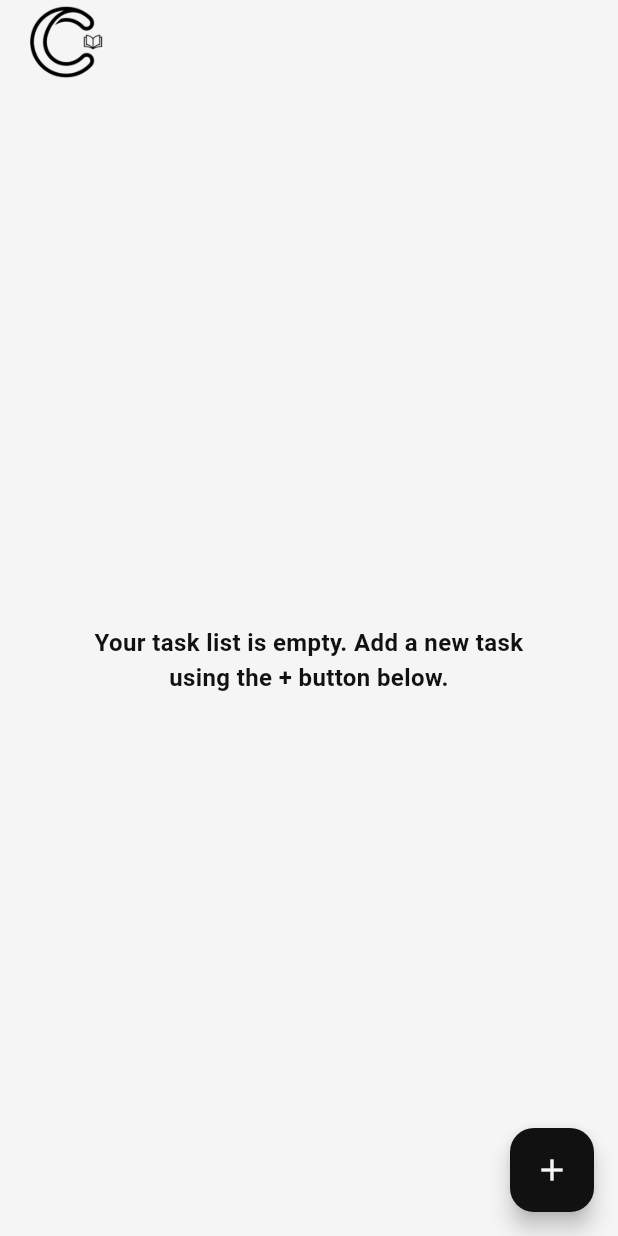
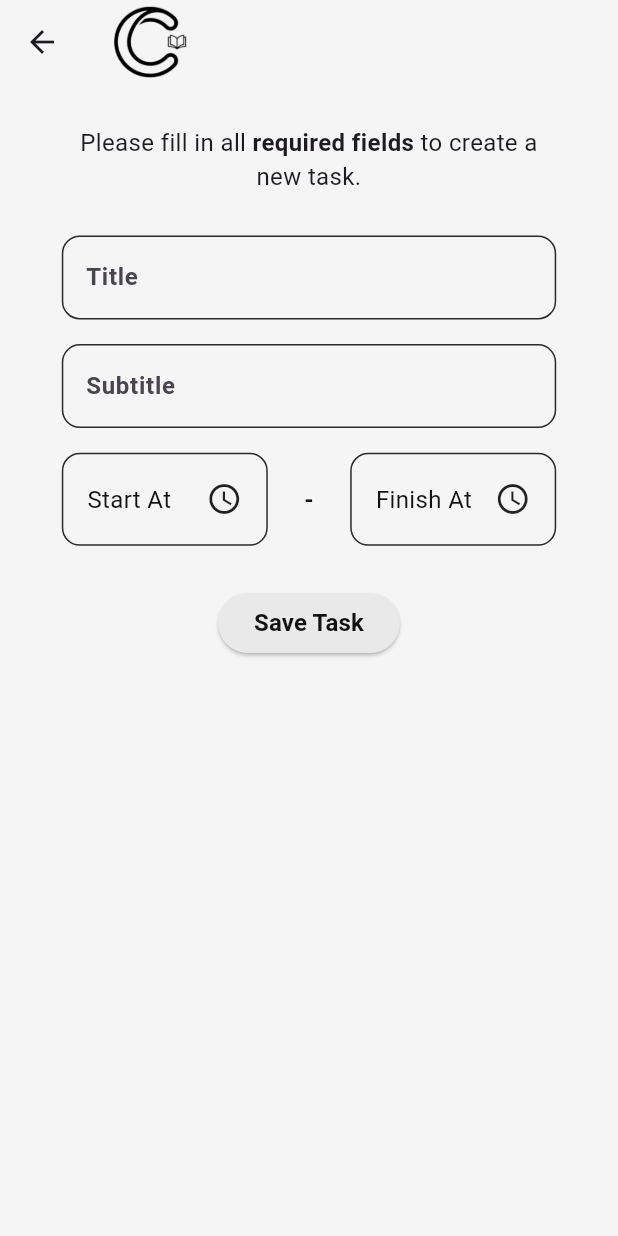
Before and after one commit to andika-putra36/commit_app, a Flutter app: the screen it shows after launch, after a tap on the "add" icon, on a phone screen of 412 x 824 dp. Run offline on Flutter 3.47's test engine with Material 3 defaults, Android fonts, the phone set to English and light mode, and no system bars; network calls fail.

Commit message:
task create screen is done

```diff
--- a/lib/main.dart
+++ b/lib/main.dart
@@ -1,8 +1,8 @@
-import 'package:commit_app/providers/task_provider.dart';
+import './providers/task_provider.dart';
+import './screens/task_detail_screen.dart';
+import './screens/task_create_screen.dart';
 import 'package:provider/provider.dart';
-
 import './screens/task_list_screen.dart';
-
 import './theme/app_theme.dart';
 import 'package:flutter/material.dart';
 
@@ -21,6 +21,12 @@ class CommitApp extends StatelessWidget {
         debugShowCheckedModeBanner: false,
         theme: AppTheme.lightTheme,
         home: TaskListScreen(),
+        initialRoute: TaskListScreen.routeName,
+        routes: {
+          TaskListScreen.routeName: (context) => TaskListScreen(),
+          TaskDetailScreen.routeName: (context) => TaskDetailScreen(),
+          TaskCreateScreen.routeName: (context) => TaskCreateScreen(),
+        },
       ),
     );
   }
--- /dev/null
+++ b/lib/models/create_task_request.dart
@@ -0,0 +1,13 @@
+class CreateTaskRequest {
+  final String title;
+  final String subtitle;
+  final String startAt;
+  final String finishAt;
+
+  CreateTaskRequest({
+    required this.title,
+    required this.subtitle,
+    required this.startAt,
+    required this.finishAt,
+  });
+}
--- a/lib/providers/task_provider.dart
+++ b/lib/providers/task_provider.dart
@@ -12,6 +12,7 @@ class TaskProvider with ChangeNotifier {
 
   Future<void> getTasks() async {
     try {
+      // print('getTasks()');
       Uri url = Uri.parse(ApiConstants.getTasks);
 
       final httpResponse = await http.get(url);
--- /dev/null
+++ b/lib/screens/task_create_screen.dart
@@ -0,0 +1,246 @@
+import 'package:commit_app/theme/app_color.dart';
+import 'package:commit_app/theme/app_theme.dart';
+import 'package:commit_app/utils/app_size.dart';
+import 'package:commit_app/widgets/divider.dart';
+
+import '../widgets/master_base_screen.dart';
+import 'package:flutter/material.dart';
+
+class TaskCreateScreen extends StatefulWidget {
+  const TaskCreateScreen({super.key});
+
+  static const routeName = '/task-input';
+
+  @override
+  State<TaskCreateScreen> createState() => _TaskCreateScreenState();
+}
+
+class _TaskCreateScreenState extends State<TaskCreateScreen> {
+  final TextEditingController _titleController = TextEditingController();
+  final TextEditingController _subtitleController = TextEditingController();
+  final TextEditingController _startAtController = TextEditingController();
+  final TextEditingController _finishAtController = TextEditingController();
+
+  TimeOfDay? _selectedStartAt;
+  TimeOfDay? _selectedFinishAt;
+
+  Future<void> _pickTime({required void Function(TimeOfDay) onPicked}) async {
+    final TimeOfDay? picked = await showTimePicker(
+      context: context,
+      initialTime: TimeOfDay.now(),
+    );
+
+    if (picked != null) {
+      setState(() {
+        onPicked(picked);
+      });
+    }
+  }
+
+  @override
+  void dispose() {
+    _titleController.dispose();
+    _subtitleController.dispose();
+    _startAtController.dispose();
+    _finishAtController.dispose();
+
+    super.dispose();
+  }
+
+  bool _isLoading = false;
+
+  @override
+  Widget build(BuildContext context) {
+    return MasterBasePage(
+      masterChild: SizedBox(
+        // height: AppSize.bodyHeight(context) / 1.8,
+        child: Column(
+          // mainAxisAlignment: MainAxisAlignment.spaceBetween,
+          crossAxisAlignment: CrossAxisAlignment.center,
+          children: [
+            Container(
+              padding: EdgeInsets.only(
+                // left: AppSize.screenWidth(context) / 10,
+                // right: AppSize.screenWidth(context) / 10,
+                // top: AppSize.screenWidth(context) / 15,
+                bottom: AppSize.screenWidth(context) / 15,
+              ),
+              child: Center(
+                child: Text.rich(
+                  TextSpan(
+                    style: AppTheme.lightTheme.textTheme.titleSmall,
+                    children: [
+                      TextSpan(text: 'Please fill in all '),
+                      TextSpan(
+                        text: 'required fields',
+                        style: TextStyle(fontWeight: FontWeight.bold),
+                      ),
+                      TextSpan(text: ' to create a new task.'),
+                    ],
+                  ),
+                  textAlign: TextAlign.center,
+                ),
+              ),
+            ),
+            TextFormString(
+              textController: _titleController,
+              labelText: 'Title',
+            ),
+            CleanDividerSmall(),
+            TextFormString(
+              textController: _subtitleController,
+              labelText: 'Subtitle',
+            ),
+            CleanDividerSmall(),
+            Row(
+              mainAxisAlignment: MainAxisAlignment.spaceBetween,
+              crossAxisAlignment: CrossAxisAlignment.center,
+              children: [
+                SizedBox(
+                  width: AppSize.screenWidth(context) / 3,
+                  child: GestureDetector(
+                    onTap: () {
+                      _pickTime(
+                        onPicked: (time) {
+                          _selectedStartAt = time;
+                          print(formatTimeOfDay(_selectedStartAt!));
+                        },
+                      );
+                    },
+                    child: Container(
+                      width: double.infinity,
+                      padding: const EdgeInsets.symmetric(
+                        horizontal: 16,
+                        vertical: 18,
+                      ),
+                      decoration: BoxDecoration(
+                        border: Border.all(color: AppColor.border),
+                        borderRadius: BorderRadius.circular(12),
+                      ),
+                      child: Row(
+                        mainAxisAlignment: MainAxisAlignment.spaceBetween,
+                        children: [
+                          Text(
+                            _selectedStartAt == null
+                                ? 'Start At'
+                                : _selectedStartAt!.format(context),
+                          ),
+                          const Icon(Icons.access_time),
+                        ],
+                      ),
+                    ),
+                  ),
+                ),
+                Text(' - ', style: AppTheme.lightTheme.textTheme.bodyLarge),
+                SizedBox(
+                  width: AppSize.screenWidth(context) / 3,
+                  child: GestureDetector(
+                    onTap: () {
+                      _pickTime(
+                        onPicked: (time) {
+                          _selectedFinishAt = time;
+                        },
+                      );
+                    },
+                    child: Container(
+                      width: double.infinity,
+                      padding: const EdgeInsets.symmetric(
+                        horizontal: 16,
+                        vertical: 18,
+                      ),
+                      decoration: BoxDecoration(
+                        border: Border.all(color: AppColor.border),
+                        borderRadius: BorderRadius.circular(12),
+                      ),
+                      child: Row(
+                        mainAxisAlignment: MainAxisAlignment.spaceBetween,
+                        children: [
+                          Text(
+                            _selectedFinishAt == null
+                                ? 'Finish At'
+                                : _selectedFinishAt!.format(context),
+                          ),
+                          const Icon(Icons.access_time),
+                        ],
+                      ),
+                    ),
+                  ),
+                ),
+              ],
+            ),
+            CleanDivider(),
+            _isLoading
+                ? CircularProgressIndicator(
+                    strokeWidth: 3,
+                    color: AppColor.textPrimary,
+                  )
+                : ElevatedButton(
+                    onPressed: () {},
+                    style: ElevatedButton.styleFrom(
+                      backgroundColor: AppColor.background,
+                      foregroundColor: AppColor.border,
+                      surfaceTintColor: AppColor.textPrimary,
+                    ),
+                    child: Text(
+                      'Save Task',
+                      style: AppTheme.lightTheme.textTheme.bodyLarge,
+                    ),
+                  ),
+          ],
+        ),
+      ),
+    );
+  }
+}
+
+class TextFormString extends StatelessWidget {
+  final TextEditingController textController;
+  final int? maxLines;
+  final String? labelText;
+  final String? Function(String?)? validator;
+
+  const TextFormString({
+    super.key,
+    required this.textController,
+    this.maxLines,
+    this.labelText,
+    this.validator,
+  });
+
+  @override
+  Widget build(BuildContext context) {
+    return TextFormField(
+      controller: textController,
+      maxLines: maxLines ?? 1,
+      decoration: InputDecoration(
+        labelText: labelText ?? '',
+        border: OutlineInputBorder(),
+        enabledBorder: OutlineInputBorder(
+          borderSide: BorderSide(color: AppColor.border),
+          borderRadius: BorderRadius.circular(12),
+        ),
+        focusedBorder: OutlineInputBorder(
+          borderSide: BorderSide(color: AppColor.border, width: 2),
+          borderRadius: BorderRadius.circular(12),
+        ),
+        floatingLabelStyle: TextStyle(color: Colors.black),
+      ),
+      cursorColor: AppColor.border,
+      style: AppTheme.lightTheme.textTheme.bodyMedium,
+      validator: validator,
+      // (value) {
+      //   if (value == null || value.trim().isEmpty) {
+      //     return 'Title is required';
+      //   }
+      //   return null;
+      // },
+    );
+  }
+}
+
+String formatTimeOfDay(TimeOfDay time) {
+  final hour = time.hour.toString().padLeft(2, '0');
+  final minute = time.minute.toString().padLeft(2, '0');
+
+  return '$hour:$minute:00';
+}
--- /dev/null
+++ b/lib/screens/task_detail_screen.dart
@@ -0,0 +1,18 @@
+import '../widgets/master_base_screen.dart';
+import 'package:flutter/material.dart';
+
+class TaskDetailScreen extends StatefulWidget {
+  const TaskDetailScreen({super.key});
+
+  static const routeName = '/task-detail';
+
+  @override
+  State<TaskDetailScreen> createState() => _TaskDetailScreenState();
+}
+
+class _TaskDetailScreenState extends State<TaskDetailScreen> {
+  @override
+  Widget build(BuildContext context) {
+    return MasterBasePage(masterChild: Container());
+  }
+}
--- a/lib/screens/task_list_screen.dart
+++ b/lib/screens/task_list_screen.dart
@@ -1,14 +1,15 @@
-import 'package:commit_app/theme/app_icon_size.dart';
+import 'package:commit_app/screens/task_create_screen.dart';
 
+import '../screens/task_detail_screen.dart';
+import '../theme/app_icon_size.dart';
+import '../widgets/master_base_screen.dart';
 import '../widgets/divider.dart';
-
 import '../providers/task_provider.dart';
 import 'package:provider/provider.dart';
 import '../models/task.dart';
 import '../theme/app_color.dart';
 import '../theme/app_theme.dart';
 import '../utils/app_size.dart';
-import '../widgets/master_app_bar.dart';
 import 'package:flutter/material.dart';
 
 class TaskListScreen extends StatefulWidget {
@@ -33,111 +34,23 @@ class _TaskListScreenState extends State<TaskListScreen> {
     }
   }
 
-  // @override
-  // void initState() {
-  //   // TODO: implement initState
-  //   super.initState();
-  //   print('Test');
-  //   Provider.of<TaskProvider>(context, listen: false).getTasks();
-  // }
-
   @override
   Widget build(BuildContext context) {
     final taskProvider = Provider.of<TaskProvider>(context);
-    // List<Task> tasks = [
-    //   Task(
-    //     id: '1',
-    //     title: 'Study Postgresql',
-    //     subtitle: 'Data will be stored in Postgre',
-    //     startAt: '09:00:00',
-    //     finishAt: '13:00:00',
-    //     isDone: false,
-    //     createdAt: DateTime.now(),
-    //     updatedAt: DateTime.now(),
-    //   ),
-    //   Task(
-    //     id: '2',
-    //     title: 'Study Go',
-    //     subtitle: 'Data will be transmitted through Go',
-    //     startAt: '13:30:00',
-    //     finishAt: '16:00:00',
-    //     isDone: false,
-    //     createdAt: DateTime.now(),
-    //     updatedAt: DateTime.now(),
-    //   ),
-    //   Task(
-    //     id: '3',
-    //     title: 'Study Flutter',
-    //     subtitle: 'Data will be shown in Flutter (Mobile)',
-    //     startAt: '16:30:00',
-    //     finishAt: '19:00:00',
-    //     isDone: false,
-    //     createdAt: DateTime.now(),
-    //     updatedAt: DateTime.now(),
-    //   ),
-    //   // Task(
-    //   //   id: '1',
-    //   //   title: 'Study Postgresql',
-    //   //   subtitle: 'Data will be stored in Postgre',
-    //   //   startAt: '09:00:00',
-    //   //   finishAt: '13:00:00',
-    //   //   isDone: false,
-    //   //   createdAt: DateTime.now(),
-    //   //   updatedAt: DateTime.now(),
-    //   // ),
-    //   // Task(
-    //   //   id: '2',
-    //   //   title: 'Study Go',
-    //   //   subtitle: 'Data will be transmitted through Go',
-    //   //   startAt: '13:30:00',
-    //   //   finishAt: '16:00:00',
-    //   //   isDone: false,
-    //   //   createdAt: DateTime.now(),
-    //   //   updatedAt: DateTime.now(),
-    //   // ),
-    //   // Task(
-    //   //   id: '3',
-    //   //   title: 'Study Flutter',
-    //   //   subtitle: 'Data will be shown in Flutter (Mobile)',
-    //   //   startAt: '16:30:00',
-    //   //   finishAt: '19:00:00',
-    //   //   isDone: false,
-    //   //   createdAt: DateTime.now(),
-    //   //   updatedAt: DateTime.now(),
-    //   // ),
-    // ];
 
-    return Scaffold(
-      appBar: MasterAppBar(title: 'Commit'),
-      body: RefreshIndicator(
-        color: AppColor.background,
-        backgroundColor: AppColor.textPrimary,
+    return MasterBasePage(
       onRefresh: () async {
         Provider.of<TaskProvider>(context, listen: false).getTasks();
       },
-        child: SizedBox(
-          height: AppSize.bodyHeight(context),
-          width: AppSize.screenWidth(context),
-          // color: Colors.amber,
-          // padding: EdgeInsets.all(20),
-          child: Scrollbar(
-            thumbVisibility: true,
-            child: SingleChildScrollView(
-              physics: AlwaysScrollableScrollPhysics(),
-              child:
+      masterChild:
           taskProvider.countTasks !=
               0 //tasks.isNotEmpty
           ? TaskView(tasks: taskProvider.tasks)
           : EmptyTaskView(),
-            ),
-          ),
-        ),
-      ),
-      floatingActionButton: FloatingActionButton(
-        onPressed: () {},
-        child: Icon(Icons.add),
-      ),
-      floatingActionButtonLocation: FloatingActionButtonLocation.endFloat,
+      floatingActionButton: () {
+        Navigator.of(context).pushNamed(TaskCreateScreen.routeName);
+      },
+      floatingActionButtonChild: Icon(Icons.add),
     );
   }
 }
@@ -155,9 +68,9 @@ class TaskView extends StatelessWidget {
       children: [
         Container(
           padding: EdgeInsets.only(
-            left: AppSize.screenWidth(context) / 10,
-            right: AppSize.screenWidth(context) / 10,
-            top: AppSize.screenWidth(context) / 15,
+            // left: AppSize.screenWidth(context) / 10,
+            // right: AppSize.screenWidth(context) / 10,
+            // top: AppSize.screenWidth(context) / 15,
             bottom: AppSize.screenWidth(context) / 15,
           ),
           child: Center(
@@ -183,7 +96,7 @@ class TaskView extends StatelessWidget {
             Column(
               children: [
                 TaskCard(tasks: tasks, index: i),
-                CleanDivider(),
+                // CleanDivider(),
               ],
             )
           else
@@ -203,13 +116,17 @@ class TaskCard extends StatelessWidget {
 
   @override
   Widget build(BuildContext context) {
-    return Container(
+    return TextButton(
+      onPressed: () {
+        Navigator.of(context).pushNamed(TaskDetailScreen.routeName);
+      },
+      child: Container(
         // height: AppSize.screenHeight(context) / 5,
         width: AppSize.screenWidth(context),
-      margin: EdgeInsets.only(
-        left: AppSize.screenWidth(context) / 10,
-        right: AppSize.screenWidth(context) / 10,
-      ),
+        // margin: EdgeInsets.only(
+        //   left: AppSize.screenWidth(context) / 15,
+        //   right: AppSize.screenWidth(context) / 15,
+        // ),
         padding: EdgeInsets.only(
           left: AppSize.screenWidth(context) / 15,
           right: AppSize.screenWidth(context) / 15,
@@ -284,6 +201,7 @@ class TaskCard extends StatelessWidget {
             ),
           ],
         ),
+      ),
     );
   }
 }
--- a/lib/theme/app_theme.dart
+++ b/lib/theme/app_theme.dart
@@ -61,5 +61,31 @@ class AppTheme {
       radius: const Radius.circular(10),
       thickness: WidgetStateProperty.all(6),
     ),
+
+    // inputDecorationTheme: InputDecorationTheme(
+    //   // filled: true,
+    //   // fillColor: AppColor.textPrimary,
+    //   labelStyle: const TextStyle(
+    //     color: AppColor.textPrimary,
+    //     fontWeight: FontWeight.normal,
+    //   ),
+    //   hintStyle: const TextStyle(
+    //     color: AppColor.textSecondary,
+    //     fontWeight: FontWeight.normal,
+    //   ),
+    //   border: OutlineInputBorder(borderRadius: BorderRadius.circular(12)),
+    //   enabledBorder: OutlineInputBorder(
+    //     borderRadius: BorderRadius.circular(12),
+    //     borderSide: const BorderSide(color: AppColor.border),
+    //   ),
+    //   focusedBorder: OutlineInputBorder(
+    //     borderSide: BorderSide(color: AppColor.textPrimary, width: 2),
+    //   ),
+    // ),
+    textSelectionTheme: TextSelectionThemeData(
+      cursorColor: AppColor.textPrimary,
+      selectionColor: AppColor.textSecondary,
+      selectionHandleColor: AppColor.textSecondary,
+    ),
   );
 }
--- a/lib/widgets/divider.dart
+++ b/lib/widgets/divider.dart
@@ -9,3 +9,12 @@ class CleanDivider extends StatelessWidget {
     return SizedBox(height: AppSize.screenHeight(context) / 30);
   }
 }
+
+class CleanDividerSmall extends StatelessWidget {
+  const CleanDividerSmall({super.key});
+
+  @override
+  Widget build(BuildContext context) {
+    return SizedBox(height: AppSize.screenHeight(context) / 50);
+  }
+}
--- /dev/null
+++ b/lib/widgets/master_base_screen.dart
@@ -0,0 +1,66 @@
+import '../theme/app_color.dart';
+import '../utils/app_size.dart';
+import '../widgets/master_app_bar.dart';
+import 'package:flutter/material.dart';
+
+class MasterBasePage extends StatelessWidget {
+  final String? appBarTitle;
+  final Future<void> Function()? onRefresh;
+  final Widget masterChild;
+  final void Function()? floatingActionButton;
+  final Widget? floatingActionButtonChild;
+
+  const MasterBasePage({
+    super.key,
+    this.appBarTitle,
+    this.onRefresh,
+    required this.masterChild,
+    this.floatingActionButton,
+    this.floatingActionButtonChild,
+  });
+
+  @override
+  Widget build(BuildContext context) {
+    return Scaffold(
+      appBar: MasterAppBar(title: appBarTitle ?? ''),
+      body: RefreshIndicator(
+        color: AppColor.background,
+        backgroundColor: AppColor.textPrimary,
+        onRefresh: () async {
+          onRefresh?.call();
+        },
+        child: Container(
+          height: AppSize.bodyHeight(context),
+          width: AppSize.screenWidth(context),
+          // color: Colors.amber,
+          // padding: EdgeInsets.all(20),
+          child: Scrollbar(
+            thumbVisibility: true,
+            child: SingleChildScrollView(
+              physics: AlwaysScrollableScrollPhysics(),
+              child: Container(
+                padding: EdgeInsets.only(
+                  left: AppSize.screenWidth(context) / 10,
+                  right: AppSize.screenWidth(context) / 10,
+                  top: AppSize.screenWidth(context) / 15,
+                  bottom: AppSize.screenWidth(context) / 15,
+                ),
+                child: masterChild,
+              ),
+            ),
+          ),
+        ),
+      ),
+
+      floatingActionButton: floatingActionButton != null
+          ? FloatingActionButton(
+              onPressed: () {
+                floatingActionButton?.call();
+              },
+              child: floatingActionButtonChild,
+            )
+          : null,
+      floatingActionButtonLocation: FloatingActionButtonLocation.endFloat,
+    );
+  }
+}
```
Lines whose indentation alone changed are shown as unchanged.
